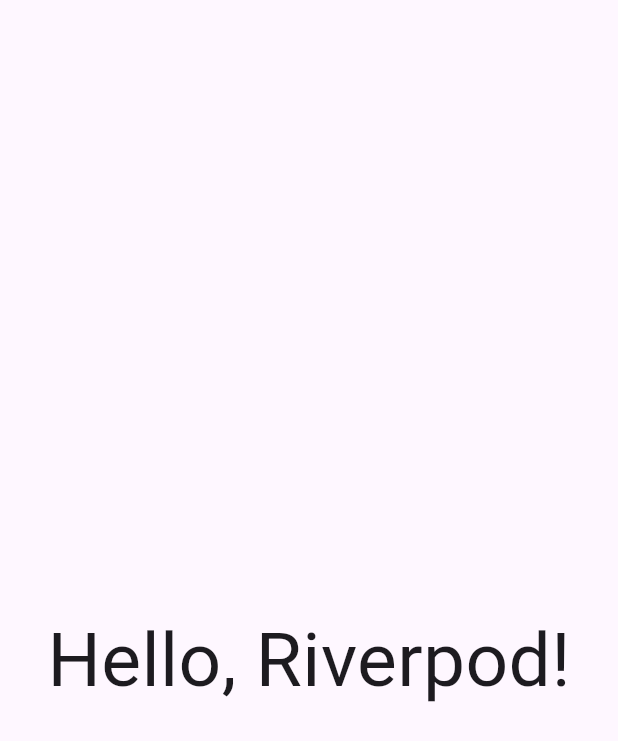
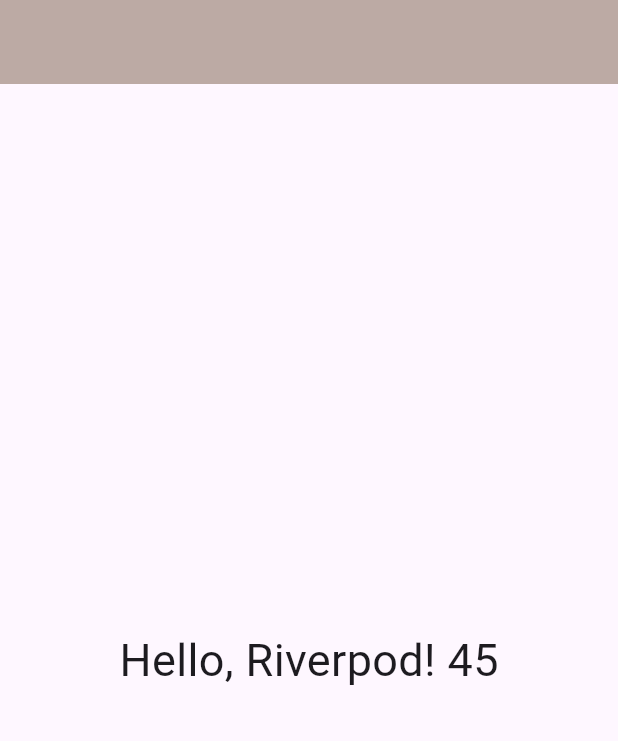
Before and after one commit to pallavipradhan5578/Riverpod, a Flutter app: the screen it shows after launch, on a phone screen of 412 x 824 dp. Shown: the top 741 px of the screen. Run offline on Flutter 3.47's test engine with Material 3 defaults, Android fonts, the phone set to English and light mode, and no system bars; our stand-ins replace flutter_riverpod, riverpod.

Commit message:
intial commit .dart

```diff
--- a/lib/provider_ in_riverpod/homeScreen.dart
+++ b/lib/provider_ in_riverpod/homeScreen.dart
@@ -1,32 +1,67 @@
 import 'package:flutter/material.dart';
 import 'package:flutter_riverpod/flutter_riverpod.dart';
 import 'package:riverpod/riverpod.dart';
-final hello=Provider<String>((ref){
+
+final hello = Provider<String>((ref) {
   return "Hello, Riverpod!";
   //to read contant value
 });
-final age=Provider((ref){
+final age = Provider((ref) {
   return 45;
-
 });
 
-
-class HomeScreen extends ConsumerWidget {
+/*class HomeScreen extends ConsumerWidget {
   const HomeScreen({super.key});
 
   @override
-  Widget build(BuildContext context,WidgetRef ref) {
-    final gretting=ref.watch(hello);
-    final tepage=ref.watch(age);
-    return Scaffold(appBar:AppBar(),
-      body: Column(mainAxisAlignment: MainAxisAlignment.center,
+  Widget build(BuildContext context, WidgetRef ref) {
+    final gretting = ref.watch(hello);
+    final tepage = ref.watch(age);
+    return Scaffold(
+      appBar: AppBar(),
+      body: Column(
+        mainAxisAlignment: MainAxisAlignment.center,
         children: [
           Center(
-            child: Text(gretting,style: TextStyle(fontSize: 50),),
+            child: Text(
+              gretting,
+              style: TextStyle(fontSize: 50),
+            ),
           ),
-
         ],
       ),
     );
+
+  }
+}*/
+class HomeScreen extends ConsumerStatefulWidget {
+  const HomeScreen({super.key});
+
+  @override
+  ConsumerState<HomeScreen> createState() => _HomeScreenState();
+}
+
+class _HomeScreenState extends ConsumerState<HomeScreen> {
+  @override
+  Widget build(BuildContext context) {  final gretting = ref.watch(hello);
+  final tepage = ref.watch(age);
+    return Scaffold(
+      appBar: AppBar(backgroundColor: Colors.brown.shade200,),
+      body: Column(
+        mainAxisAlignment: MainAxisAlignment.center,
+        children: [
+          Center(
+            child: Text(
+              gretting+" "+tepage.toString(),
+              style: TextStyle(fontSize: 30),
+            ),
+          ),
+        ],
+      ),
+    );
+
+
+
+
   }
 }
```
